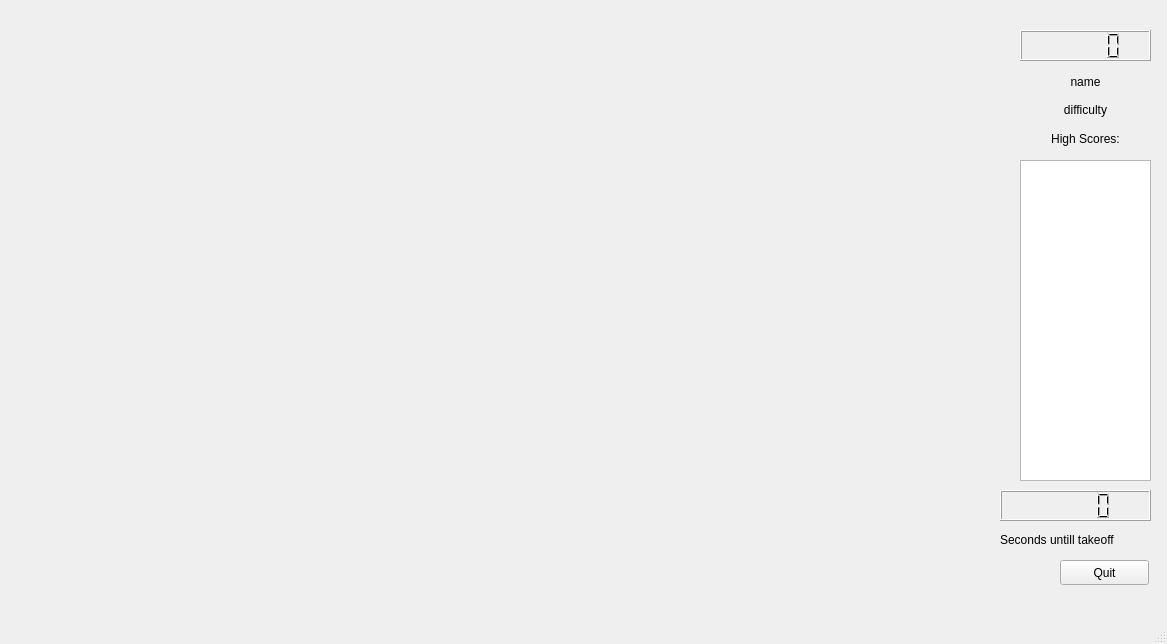
First picture: the form in Game/gamewindow.ui, repository Iledius/NysseGame, before the edit.
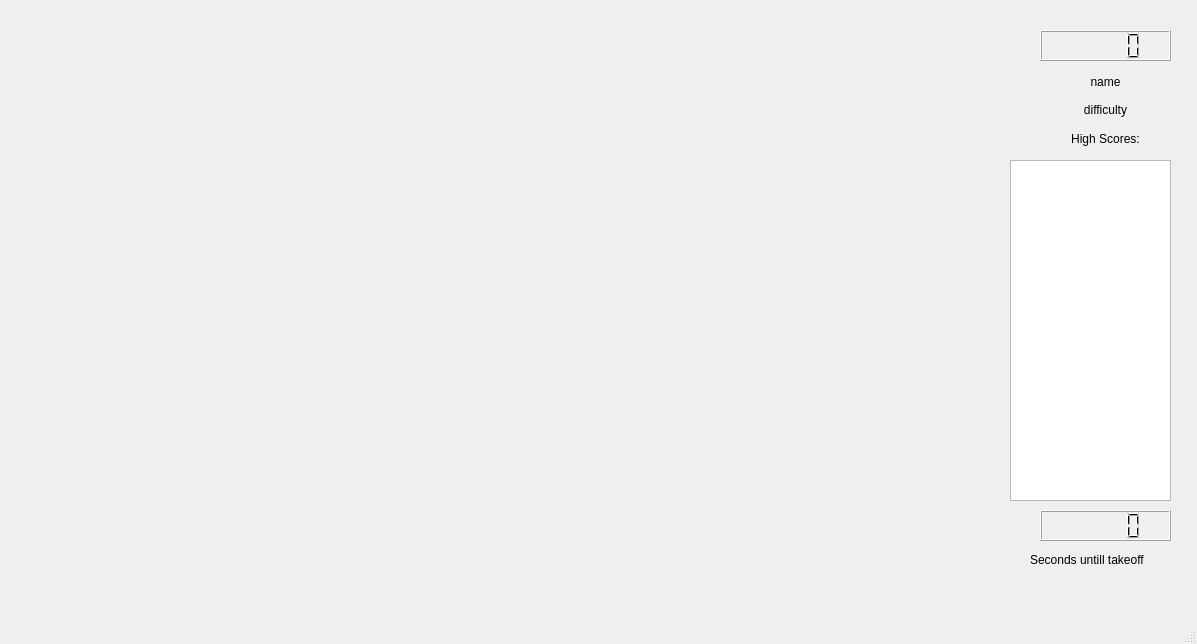
Second picture: the form after the edit.

```diff
--- a/Game/gamewindow.ui
+++ b/Game/gamewindow.ui
@@ -6,7 +6,7 @@
    <rect>
     <x>0</x>
     <y>0</y>
-    <width>1167</width>
+    <width>1197</width>
     <height>644</height>
    </rect>
   </property>
@@ -17,7 +17,7 @@
    <widget class="QLCDNumber" name="scoreDisplay">
     <property name="geometry">
      <rect>
-      <x>1020</x>
+      <x>1040</x>
       <y>30</y>
       <width>131</width>
       <height>31</height>
@@ -27,7 +27,7 @@
    <widget class="QWidget" name="verticalLayoutWidget">
     <property name="geometry">
      <rect>
-      <x>1020</x>
+      <x>1040</x>
       <y>70</y>
       <width>131</width>
       <height>80</height>
@@ -69,41 +69,28 @@
    <widget class="QTextBrowser" name="highScoreBrowser">
     <property name="geometry">
      <rect>
-      <x>1020</x>
+      <x>1010</x>
       <y>160</y>
-      <width>131</width>
-      <height>321</height>
+      <width>161</width>
+      <height>341</height>
      </rect>
     </property>
    </widget>
    <widget class="QLCDNumber" name="timeDisplay">
     <property name="geometry">
      <rect>
-      <x>1000</x>
-      <y>490</y>
-      <width>151</width>
+      <x>1040</x>
+      <y>510</y>
+      <width>131</width>
       <height>31</height>
      </rect>
     </property>
    </widget>
-   <widget class="QPushButton" name="quitButton">
-    <property name="geometry">
-     <rect>
-      <x>1060</x>
-      <y>560</y>
-      <width>89</width>
-      <height>25</height>
-     </rect>
-    </property>
-    <property name="text">
-     <string>Quit</string>
-    </property>
-   </widget>
    <widget class="QLabel" name="label">
     <property name="geometry">
      <rect>
-      <x>1000</x>
-      <y>530</y>
+      <x>1030</x>
+      <y>550</y>
       <width>151</width>
       <height>20</height>
      </rect>
```
Left out of the diff: 2 changed lines with no effect on the pictures.
